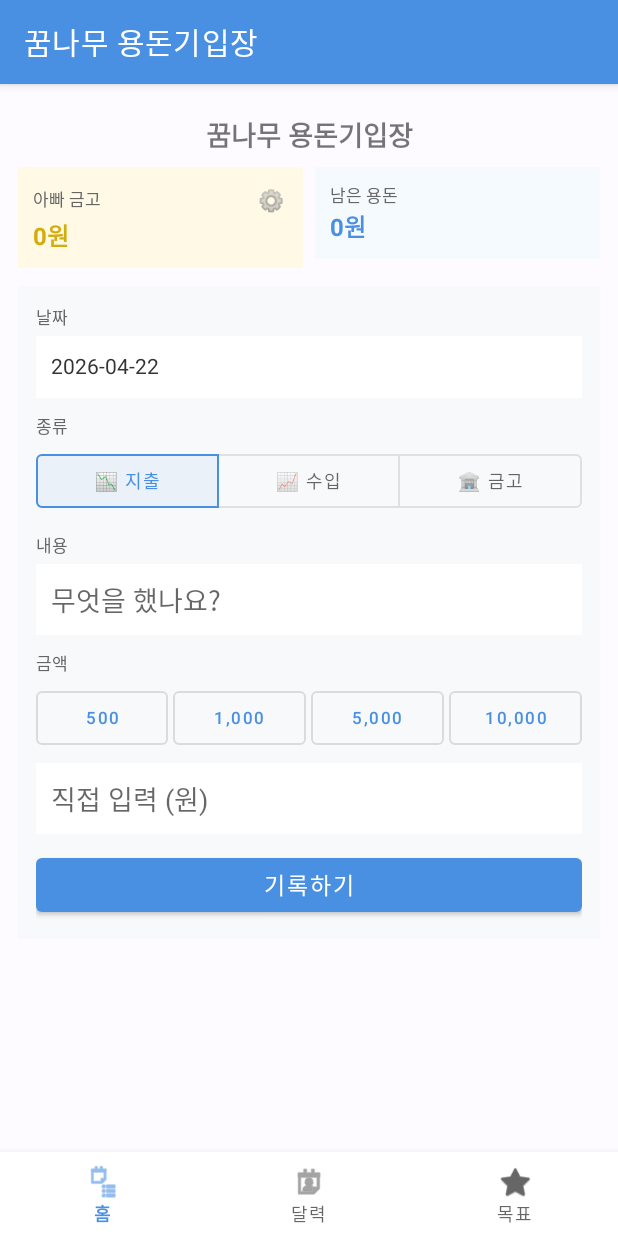
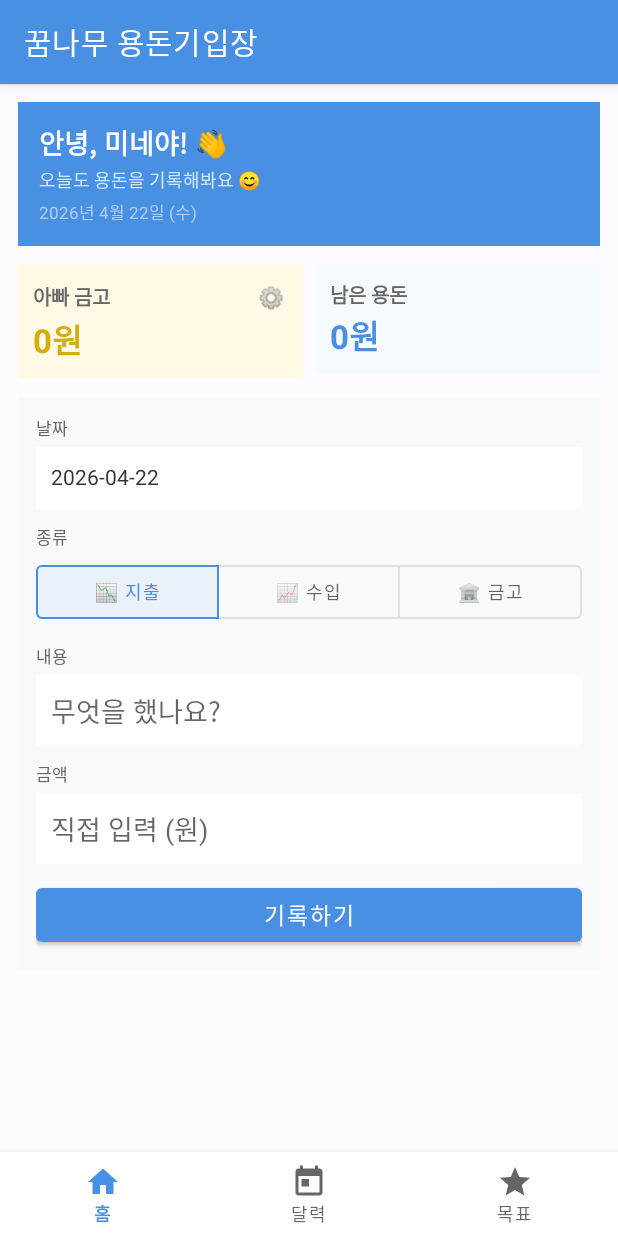
Before and after one commit to Minepapa/Kids-Money-App, an Android app: the screen it shows after launch (MainActivity), on a phone screen of 412 x 824 dp. Run offline under Robolectric (Android 15) with nearby library versions, the phone set to English and light mode, and no system bars.

Commit message:
UI/UX improvements: icons, welcome card, calendar height, monthly badges, PIN lock, app icon
1. 하단 탭 아이콘: 컬러 벡터 드로어블로 교체 (홈=파란, 달력=초록, 목표=금색)
2. 홈 상단: 중복 타이틀 제거, 미네 환영 카드 + 오늘 날짜 표시로 교체
3. 홈: 빠른 금액 버튼(500/1000/5000/10000) 삭제
4. 홈: 아빠금고/남은 용돈 폰트 22sp 볼드, 레이블 13sp 볼드로 강화
5. 달력: 셀 높이를 화면의 ~62%로 계산하여 캘린더 확대
6. 달력: 수입/지출 아이콘 통일 (📈📉🏦)
7. 홈: 아빠금고 설정에 MMDD 비밀번호 잠금 추가
8. 목표: 저금하기 버튼 삭제 (GoalAdapter, item_goal.xml, GoalsFragment)
9. 목표: 뱃지 롱프레스 시 획득 조건 설명 AlertDialog 표시
10. 목표: 소비 분석 차트 높이 200dp → 140dp 축소
11. 뱃지: 매달 갱신 구조로 개편 (DB v3, month 컬럼), 모든 기준을 이번 달 기준으로 변경
12. 앱 아이콘: CI에서 icon.jpg를 ImageMagick으로 변환하여 mipmap 자동 생성

https://claude.ai/code/session_01P8Knkga8ySXD578n6vKQd6

```diff
--- a/app/src/main/AndroidManifest.xml
+++ b/app/src/main/AndroidManifest.xml
@@ -3,6 +3,8 @@
 
     <application
         android:allowBackup="true"
+        android:icon="@mipmap/ic_launcher"
+        android:roundIcon="@mipmap/ic_launcher"
         android:label="꿈나무 용돈기입장"
         android:supportsRtl="true"
         android:theme="@style/Theme.KidsMoneyApp">
--- a/app/src/main/java/com/minepapa/kidsmoneyapp/GoalsFragment.kt
+++ b/app/src/main/java/com/minepapa/kidsmoneyapp/GoalsFragment.kt
@@ -45,11 +45,6 @@ class GoalsFragment : Fragment() {
                     }
                     .setNegativeButton("취소", null)
                     .show()
-            },
-            onAddSavings = { goal, amount ->
-                db.updateGoalSaved(goal.id, amount)
-                loadGoals()
-                AchievementManager.checkAndUnlock(db)
             }
         )
         binding.rvGoals.layoutManager = LinearLayoutManager(requireContext())
--- a/app/src/main/java/com/minepapa/kidsmoneyapp/HomeFragment.kt
+++ b/app/src/main/java/com/minepapa/kidsmoneyapp/HomeFragment.kt
@@ -3,6 +3,7 @@ package com.minepapa.kidsmoneyapp
 import android.app.DatePickerDialog
 import android.content.Context
 import android.os.Bundle
+import android.text.InputType
 import android.view.Gravity
 import android.view.LayoutInflater
 import android.view.View
@@ -14,7 +15,8 @@ import com.google.android.material.snackbar.Snackbar
 import com.minepapa.kidsmoneyapp.databinding.DialogBankSettingsBinding
 import com.minepapa.kidsmoneyapp.databinding.FragmentHomeBinding
 import java.time.LocalDate
-import java.time.YearMonth
+import java.time.format.DateTimeFormatter
+import java.util.Locale
 
 class HomeFragment : Fragment() {
 
@@ -34,22 +36,17 @@ class HomeFragment : Fragment() {
 
         applyInterestIfNeeded()
 
+        // 오늘 날짜 표시
+        binding.tvTodayDate.text = LocalDate.now()
+            .format(DateTimeFormatter.ofPattern("yyyy년 M월 d일 (E)", Locale.KOREAN))
+
         binding.etDate.text = selectedDate
         binding.etDate.setOnClickListener { openDatePicker() }
 
         binding.typeToggleGroup.check(R.id.btnTypeExpense)
 
-        listOf(
-            binding.btnAmt500 to 500,
-            binding.btnAmt1000 to 1000,
-            binding.btnAmt5000 to 5000,
-            binding.btnAmt10000 to 10000
-        ).forEach { (btn, amount) ->
-            btn.setOnClickListener { binding.etAmount.setText(amount.toString()) }
-        }
-
         binding.btnAdd.setOnClickListener { addRecord() }
-        binding.btnBankSettings.setOnClickListener { openBankSettings() }
+        binding.btnBankSettings.setOnClickListener { checkPinThenOpenSettings() }
 
         render()
     }
@@ -65,6 +62,27 @@ class HomeFragment : Fragment() {
             selectedDate = "%04d-%02d-%02d".format(y, m + 1, day)
             binding.etDate.text = selectedDate
         }, d.year, d.monthValue - 1, d.dayOfMonth).show()
+    }
+
+    private fun checkPinThenOpenSettings() {
+        val correctPin = LocalDate.now().format(DateTimeFormatter.ofPattern("MMdd"))
+        val input = EditText(requireContext()).apply {
+            hint = "비밀번호 입력 (숫자 4자리)"
+            inputType = InputType.TYPE_CLASS_NUMBER or InputType.TYPE_NUMBER_VARIATION_PASSWORD
+        }
+        AlertDialog.Builder(requireContext())
+            .setTitle("🔒 아빠 금고 잠금")
+            .setMessage("비밀번호를 입력해주세요")
+            .setView(input)
+            .setPositiveButton("확인") { _, _ ->
+                if (input.text.toString() == correctPin) {
+                    openBankSettings()
+                } else {
+                    Toast.makeText(requireContext(), "비밀번호가 틀렸어요! 🔒", Toast.LENGTH_SHORT).show()
+                }
+            }
+            .setNegativeButton("취소", null)
+            .show()
     }
 
     private fun openBankSettings() {
@@ -133,10 +151,11 @@ class HomeFragment : Fragment() {
         binding.etMemo.setText("")
         binding.etAmount.setText("")
 
+        val currentMonth = java.time.YearMonth.now().toString()
         val newlyUnlocked = AchievementManager.checkAndUnlock(db)
         newlyUnlocked.firstOrNull()?.let { a ->
             Snackbar.make(binding.root, "${a.emoji} ${a.titleKo} 뱃지를 받았어요!", Snackbar.LENGTH_LONG).show()
-            db.markAchievementSeen(a.id)
+            db.markAchievementSeen(a.id, currentMonth)
         }
 
         render()
--- /dev/null
+++ b/app/src/main/res/drawable/ic_tab_calendar.xml
@@ -0,0 +1,9 @@
+<vector xmlns:android="http://schemas.android.com/apk/res/android"
+    android:width="24dp"
+    android:height="24dp"
+    android:viewportWidth="24"
+    android:viewportHeight="24">
+    <path
+        android:fillColor="#2ecc71"
+        android:pathData="M19,3h-1V1h-2v2H8V1H6v2H5C3.89,3 3,3.9 3,5v14c0,1.1 0.89,2 2,2h14c1.1,0 2,-0.9 2,-2V5C21,3.9 20.1,3 19,3zM19,19H5V8h14v11zM7,10h5v5H7z"/>
+</vector>
--- /dev/null
+++ b/app/src/main/res/drawable/ic_tab_goals.xml
@@ -0,0 +1,9 @@
+<vector xmlns:android="http://schemas.android.com/apk/res/android"
+    android:width="24dp"
+    android:height="24dp"
+    android:viewportWidth="24"
+    android:viewportHeight="24">
+    <path
+        android:fillColor="#d4ac0d"
+        android:pathData="M12,17.27L18.18,21l-1.64,-7.03L22,9.24l-7.19,-0.61L12,2 9.19,8.63 2,9.24l5.46,4.73L5.82,21z"/>
+</vector>
--- /dev/null
+++ b/app/src/main/res/drawable/ic_tab_home.xml
@@ -0,0 +1,9 @@
+<vector xmlns:android="http://schemas.android.com/apk/res/android"
+    android:width="24dp"
+    android:height="24dp"
+    android:viewportWidth="24"
+    android:viewportHeight="24">
+    <path
+        android:fillColor="#4a90e2"
+        android:pathData="M10,20v-6h4v6h5v-8h3L12,3 2,12h3v8z"/>
+</vector>
--- a/app/src/main/res/layout/fragment_goals.xml
+++ b/app/src/main/res/layout/fragment_goals.xml
@@ -65,8 +65,8 @@
         <com.github.mikephil.charting.charts.PieChart
             android:id="@+id/pieChart"
             android:layout_width="match_parent"
-            android:layout_height="200dp"
-            android:layout_marginBottom="16dp"/>
+            android:layout_height="140dp"
+            android:layout_marginBottom="8dp"/>
 
         <TextView
             android:id="@+id/tvNoChart"
--- a/app/src/main/res/layout/fragment_home.xml
+++ b/app/src/main/res/layout/fragment_home.xml
@@ -11,14 +11,40 @@
         android:layout_height="wrap_content"
         android:orientation="vertical">
 
-        <TextView
+        <!-- 환영 카드 -->
+        <LinearLayout
             android:layout_width="match_parent"
             android:layout_height="wrap_content"
-            android:text="꿈나무 용돈기입장"
-            android:textSize="18sp"
-            android:textStyle="bold"
-            android:gravity="center"
-            android:padding="8dp"/>
+            android:orientation="vertical"
+            android:background="#4a90e2"
+            android:padding="14dp"
+            android:layout_marginBottom="12dp">
+
+            <TextView
+                android:text="안녕, 미네야! 👋"
+                android:textSize="18sp"
+                android:textStyle="bold"
+                android:textColor="#FFFFFF"
+                android:layout_width="wrap_content"
+                android:layout_height="wrap_content"/>
+
+            <TextView
+                android:text="오늘도 용돈을 기록해봐요 😊"
+                android:textSize="12sp"
+                android:textColor="#CCE8FF"
+                android:layout_width="wrap_content"
+                android:layout_height="wrap_content"
+                android:layout_marginTop="2dp"/>
+
+            <TextView
+                android:id="@+id/tvTodayDate"
+                android:layout_width="wrap_content"
+                android:layout_height="wrap_content"
+                android:textSize="11sp"
+                android:textColor="#AACCFF"
+                android:layout_marginTop="4dp"/>
+
+        </LinearLayout>
 
         <!-- 잔액 카드 -->
         <LinearLayout
@@ -45,7 +71,8 @@
 
                     <TextView
                         android:text="아빠 금고"
-                        android:textSize="11sp"
+                        android:textSize="13sp"
+                        android:textStyle="bold"
                         android:textColor="#666666"
                         android:layout_width="0dp"
                         android:layout_height="wrap_content"
@@ -63,7 +90,7 @@
                 <TextView
                     android:id="@+id/tvBank"
                     android:text="0원"
-                    android:textSize="16sp"
+                    android:textSize="22sp"
                     android:textStyle="bold"
                     android:textColor="#d4ac0d"
                     android:layout_width="wrap_content"
@@ -111,7 +138,8 @@
 
                 <TextView
                     android:text="남은 용돈"
-                    android:textSize="11sp"
+                    android:textSize="13sp"
+                    android:textStyle="bold"
                     android:textColor="#666666"
                     android:layout_width="wrap_content"
                     android:layout_height="wrap_content"/>
@@ -119,7 +147,7 @@
                 <TextView
                     android:id="@+id/tvWallet"
                     android:text="0원"
-                    android:textSize="16sp"
+                    android:textSize="22sp"
                     android:textStyle="bold"
                     android:textColor="#4a90e2"
                     android:layout_width="wrap_content"
@@ -230,7 +258,7 @@
                 android:padding="10dp"
                 android:layout_marginBottom="10dp"/>
 
-            <!-- 빠른 금액 버튼 -->
+            <!-- 금액 -->
             <TextView
                 android:text="금액"
                 android:textSize="11sp"
@@ -238,53 +266,6 @@
                 android:layout_width="wrap_content"
                 android:layout_height="wrap_content"
                 android:layout_marginBottom="4dp"/>
-
-            <LinearLayout
-                android:layout_width="match_parent"
-                android:layout_height="wrap_content"
-                android:orientation="horizontal"
-                android:layout_marginBottom="6dp">
-
-                <Button
-                    android:id="@+id/btnAmt500"
-                    android:layout_width="0dp"
-                    android:layout_height="wrap_content"
-                    android:layout_weight="1"
-                    android:text="500"
-                    android:textSize="11sp"
-                    android:layout_marginEnd="3dp"
-                    style="@style/Widget.MaterialComponents.Button.OutlinedButton"/>
-
-                <Button
-                    android:id="@+id/btnAmt1000"
-                    android:layout_width="0dp"
-                    android:layout_height="wrap_content"
-                    android:layout_weight="1"
-                    android:text="1,000"
-                    android:textSize="11sp"
-                    android:layout_marginEnd="3dp"
-                    style="@style/Widget.MaterialComponents.Button.OutlinedButton"/>
-
-                <Button
-                    android:id="@+id/btnAmt5000"
-                    android:layout_width="0dp"
-                    android:layout_height="wrap_content"
-                    android:layout_weight="1"
-                    android:text="5,000"
-                    android:textSize="11sp"
-                    android:layout_marginEnd="3dp"
-                    style="@style/Widget.MaterialComponents.Button.OutlinedButton"/>
-
-                <Button
-                    android:id="@+id/btnAmt10000"
-                    android:layout_width="0dp"
-                    android:layout_height="wrap_content"
-                    android:layout_weight="1"
-                    android:text="10,000"
-                    android:textSize="11sp"
-                    style="@style/Widget.MaterialComponents.Button.OutlinedButton"/>
-
-            </LinearLayout>
 
             <EditText
                 android:id="@+id/etAmount"
--- a/app/src/main/res/menu/bottom_nav_menu.xml
+++ b/app/src/main/res/menu/bottom_nav_menu.xml
@@ -3,13 +3,13 @@
     <item
         android:id="@+id/nav_home"
         android:title="홈"
-        android:icon="@android:drawable/ic_menu_agenda"/>
+        android:icon="@drawable/ic_tab_home"/>
     <item
         android:id="@+id/nav_calendar"
         android:title="달력"
-        android:icon="@android:drawable/ic_menu_my_calendar"/>
+        android:icon="@drawable/ic_tab_calendar"/>
     <item
         android:id="@+id/nav_goals"
         android:title="목표"
-        android:icon="@android:drawable/btn_star"/>
+        android:icon="@drawable/ic_tab_goals"/>
 </menu>
```
Also changed, not shown: app/src/main/java/com/minepapa/kidsmoneyapp/AchievementManager.kt (+58 -60 lines), app/src/main/java/com/minepapa/kidsmoneyapp/BadgeAdapter.kt (+11 -0 lines), app/src/main/java/com/minepapa/kidsmoneyapp/CalendarFragment.kt (+12 -3 lines), app/src/main/java/com/minepapa/kidsmoneyapp/DatabaseHelper.kt (+35 -17 lines), app/src/main/java/com/minepapa/kidsmoneyapp/GoalAdapter.kt (+1 -19 lines), app/src/main/res/layout/item_goal.xml (+0 -9 lines), 1 other file.
